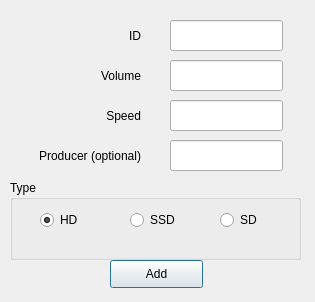
d-benvenuti/xes-refmodel-pipeline-generator, file ui/add_storage.ui: the form before one commit.
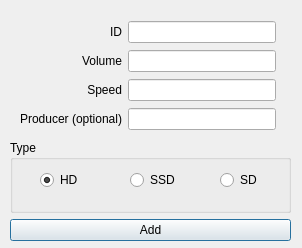
The form after the commit.

Commit message: Started improving UI with layouts and fixed a bug happening while closing the dialog window to delete or link objects.

```diff
--- a/ui/add_storage.ui
+++ b/ui/add_storage.ui
@@ -6,42 +6,90 @@
    <rect>
     <x>0</x>
     <y>0</y>
-    <width>315</width>
-    <height>302</height>
+    <width>302</width>
+    <height>248</height>
    </rect>
   </property>
   <property name="windowTitle">
    <string>Add Storage</string>
   </property>
   <widget class="QWidget" name="centralwidget">
-   <widget class="QPushButton" name="add_button">
+   <widget class="QWidget" name="">
     <property name="geometry">
      <rect>
-      <x>110</x>
-      <y>260</y>
-      <width>93</width>
-      <height>28</height>
+      <x>20</x>
+      <y>20</y>
+      <width>256</width>
+      <height>111</height>
      </rect>
     </property>
+    <layout class="QGridLayout" name="gridLayout">
+     <item row="0" column="0">
+      <widget class="QLabel" name="label_pipelineid">
     <property name="text">
-     <string>Add</string>
-    </property>
-    <property name="autoDefault">
-     <bool>true</bool>
-    </property>
-    <property name="default">
-     <bool>true</bool>
-    </property>
-   </widget>
-   <widget class="QGroupBox" name="groupBoxType">
+        <string>ID</string>
+       </property>
+       <property name="alignment">
+        <set>Qt::AlignRight|Qt::AlignTrailing|Qt::AlignVCenter</set>
+       </property>
+      </widget>
+     </item>
+     <item row="0" column="1">
+      <widget class="QLineEdit" name="lineEdit_id"/>
+     </item>
+     <item row="1" column="0">
+      <widget class="QLabel" name="label_pipelineid_4">
+       <property name="text">
+        <string>Volume</string>
+       </property>
+       <property name="alignment">
+        <set>Qt::AlignRight|Qt::AlignTrailing|Qt::AlignVCenter</set>
+       </property>
+      </widget>
+     </item>
+     <item row="1" column="1">
+      <widget class="QLineEdit" name="lineEdit_volume"/>
+     </item>
+     <item row="2" column="0">
+      <widget class="QLabel" name="label_pipelineid_3">
+       <property name="text">
+        <string>Speed</string>
+       </property>
+       <property name="alignment">
+        <set>Qt::AlignRight|Qt::AlignTrailing|Qt::AlignVCenter</set>
+       </property>
+      </widget>
+     </item>
+     <item row="2" column="1">
+      <widget class="QLineEdit" name="lineEdit_speed"/>
+     </item>
+     <item row="3" column="0">
+      <widget class="QLabel" name="label_pipelineid_5">
+       <property name="text">
+        <string>Producer (optional)</string>
+       </property>
+       <property name="alignment">
+        <set>Qt::AlignRight|Qt::AlignTrailing|Qt::AlignVCenter</set>
+       </property>
+      </widget>
+     </item>
+     <item row="3" column="1">
+      <widget class="QLineEdit" name="lineEdit_producer"/>
+     </item>
+    </layout>
+   </widget>
+   <widget class="QWidget" name="">
     <property name="geometry">
      <rect>
       <x>10</x>
-      <y>180</y>
-      <width>291</width>
-      <height>80</height>
+      <y>140</y>
+      <width>281</width>
+      <height>101</height>
      </rect>
     </property>
+    <layout class="QVBoxLayout" name="verticalLayout">
+     <item>
+      <widget class="QGroupBox" name="groupBoxType">
     <property name="title">
      <string>Type</string>
     </property>
@@ -106,109 +154,21 @@
      </property>
     </widget>
    </widget>
-   <widget class="QLabel" name="label_pipelineid">
-    <property name="geometry">
-     <rect>
-      <x>20</x>
-      <y>20</y>
-      <width>121</width>
-      <height>31</height>
-     </rect>
-    </property>
+     </item>
+     <item>
+      <widget class="QPushButton" name="add_button">
     <property name="text">
-     <string>ID</string>
-    </property>
-    <property name="alignment">
-     <set>Qt::AlignRight|Qt::AlignTrailing|Qt::AlignVCenter</set>
-    </property>
-   </widget>
-   <widget class="QLabel" name="label_pipelineid_4">
-    <property name="geometry">
-     <rect>
-      <x>20</x>
-      <y>60</y>
-      <width>121</width>
-      <height>31</height>
-     </rect>
-    </property>
-    <property name="text">
-     <string>Volume</string>
-    </property>
-    <property name="alignment">
-     <set>Qt::AlignRight|Qt::AlignTrailing|Qt::AlignVCenter</set>
-    </property>
-   </widget>
-   <widget class="QLabel" name="label_pipelineid_3">
-    <property name="geometry">
-     <rect>
-      <x>20</x>
-      <y>100</y>
-      <width>121</width>
-      <height>31</height>
-     </rect>
-    </property>
-    <property name="text">
-     <string>Speed</string>
-    </property>
-    <property name="alignment">
-     <set>Qt::AlignRight|Qt::AlignTrailing|Qt::AlignVCenter</set>
-    </property>
-   </widget>
-   <widget class="QLabel" name="label_pipelineid_5">
-    <property name="geometry">
-     <rect>
-      <x>20</x>
-      <y>140</y>
-      <width>121</width>
-      <height>31</height>
-     </rect>
-    </property>
-    <property name="text">
-     <string>Producer (optional)</string>
-    </property>
-    <property name="alignment">
-     <set>Qt::AlignRight|Qt::AlignTrailing|Qt::AlignVCenter</set>
-    </property>
-   </widget>
-   <widget class="QLineEdit" name="lineEdit_id">
-    <property name="geometry">
-     <rect>
-      <x>170</x>
-      <y>20</y>
-      <width>113</width>
-      <height>31</height>
-     </rect>
-    </property>
-   </widget>
-   <widget class="QLineEdit" name="lineEdit_producer">
-    <property name="geometry">
-     <rect>
-      <x>170</x>
-      <y>140</y>
-      <width>113</width>
-      <height>31</height>
-     </rect>
-    </property>
-   </widget>
-   <widget class="QLineEdit" name="lineEdit_speed">
-    <property name="geometry">
-     <rect>
-      <x>170</x>
-      <y>100</y>
-      <width>113</width>
-      <height>31</height>
-     </rect>
-    </property>
-   </widget>
-   <widget class="QLineEdit" name="lineEdit_volume">
-    <property name="geometry">
-     <rect>
-      <x>170</x>
-      <y>60</y>
-      <width>113</width>
-      <height>31</height>
-     </rect>
-    </property>
+        <string>Add</string>
+       </property>
+       <property name="autoDefault">
+        <bool>true</bool>
+       </property>
+       <property name="default">
+        <bool>true</bool>
+       </property>
+      </widget>
+     </item>
+    </layout>
    </widget>
   </widget>
  </widget>
```
Lines whose indentation alone changed are shown as unchanged. The commit also changes 18 other files.
